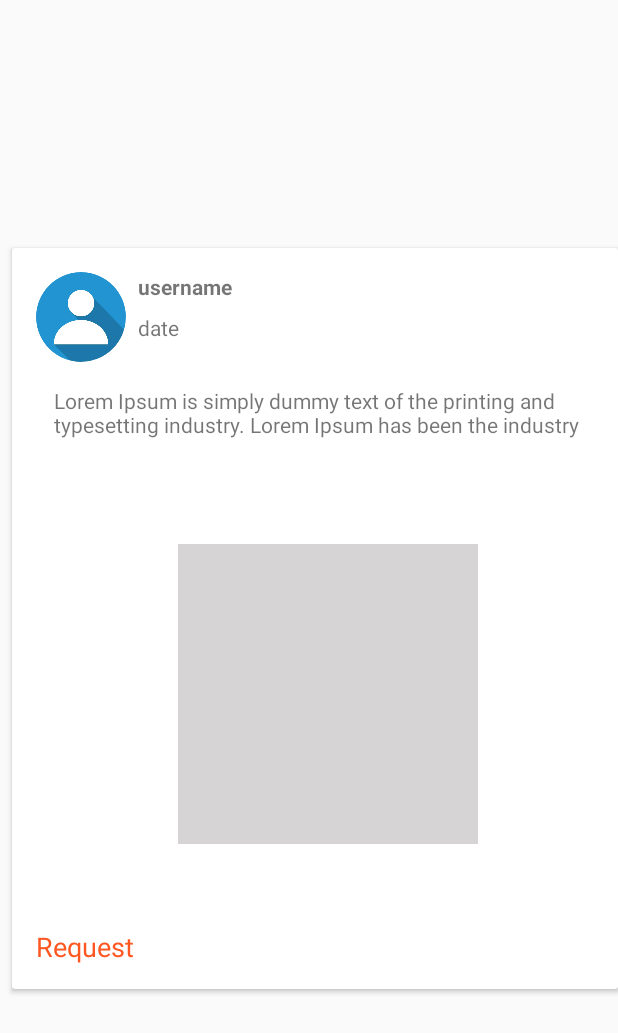
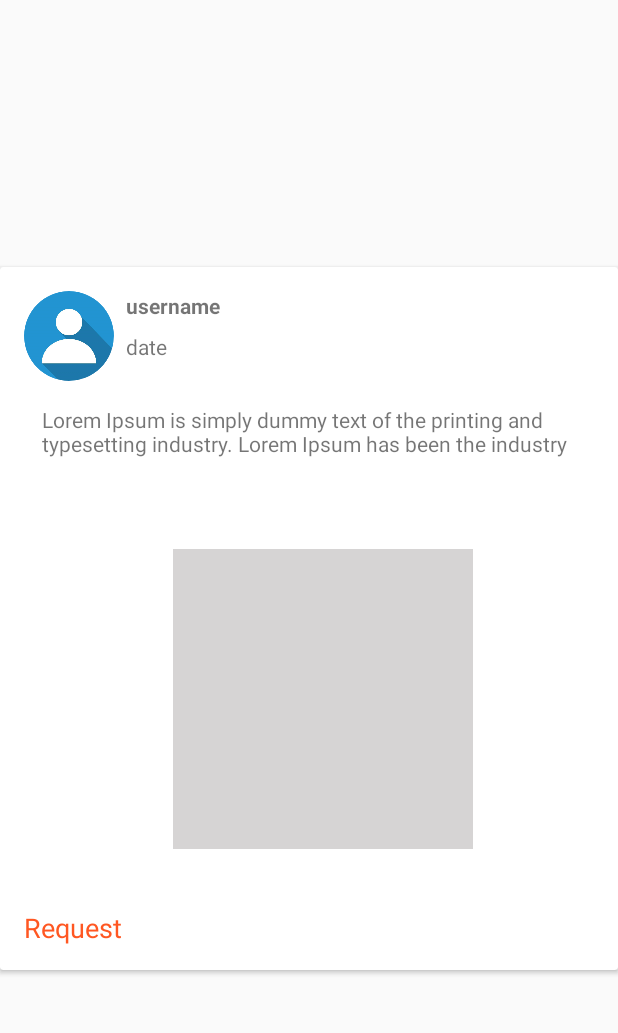
Before and after one commit to BionikMlc/project2v001, an Android app: the layout blog_post_item.xml on its own in the app's theme, with its tools: preview values and no code run, on a phone screen of 412 x 824 dp. Shown: the top 1033 px of the screen. Run offline under Robolectric (Android 15) with nearby library versions, the phone set to English and light mode, and no system bars.

Commit message:
another bunch of fixes

```diff
--- a/app/src/main/res/layout/blog_post_item.xml
+++ b/app/src/main/res/layout/blog_post_item.xml
@@ -3,13 +3,16 @@
     xmlns:app="http://schemas.android.com/apk/res-auto"
     xmlns:tools="http://schemas.android.com/tools"
     android:layout_width="match_parent"
-    android:layout_height="match_parent">
+    android:layout_height="match_parent"
+    android:layout_marginTop="8dp"
+    android:layout_marginBottom="8dp">
 
     <androidx.cardview.widget.CardView
         android:id="@+id/cardView"
         android:layout_width="match_parent"
         android:layout_height="wrap_content"
-        android:layout_marginStart="8dp"
+        android:layout_marginTop="8dp"
+        android:layout_marginBottom="8dp"
         app:layout_constraintBottom_toBottomOf="parent"
         app:layout_constraintEnd_toEndOf="parent"
         app:layout_constraintStart_toStartOf="parent"
@@ -93,7 +96,7 @@
                 android:layout_height="wrap_content"
                 android:layout_marginStart="16dp"
                 android:layout_marginLeft="16dp"
-                android:layout_marginTop="32dp"
+                android:layout_marginTop="16dp"
                 android:layout_marginBottom="16dp"
                 android:text="Request"
                 android:textColor="#FF5722"
```
Also changed, not shown: app/src/main/java/com/example/project2v001/bottom_nav_ui/HomeFragment.java (+18 -16 lines), 14 other files.
